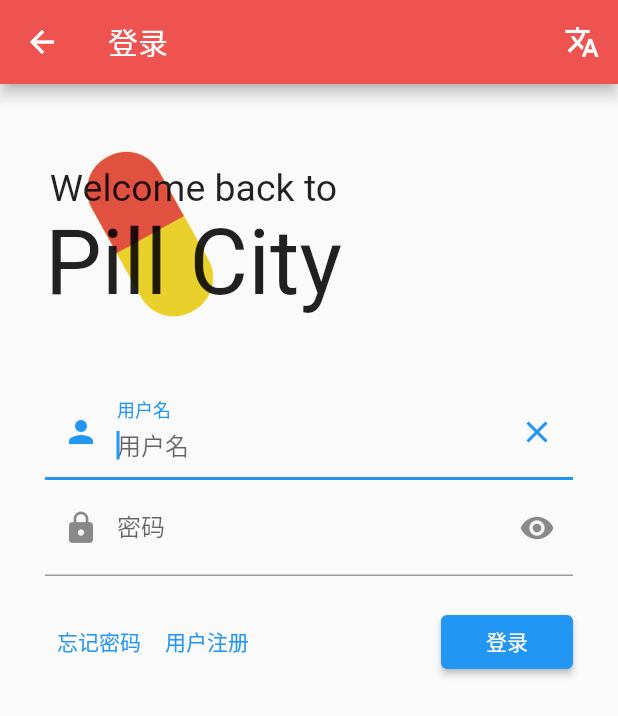
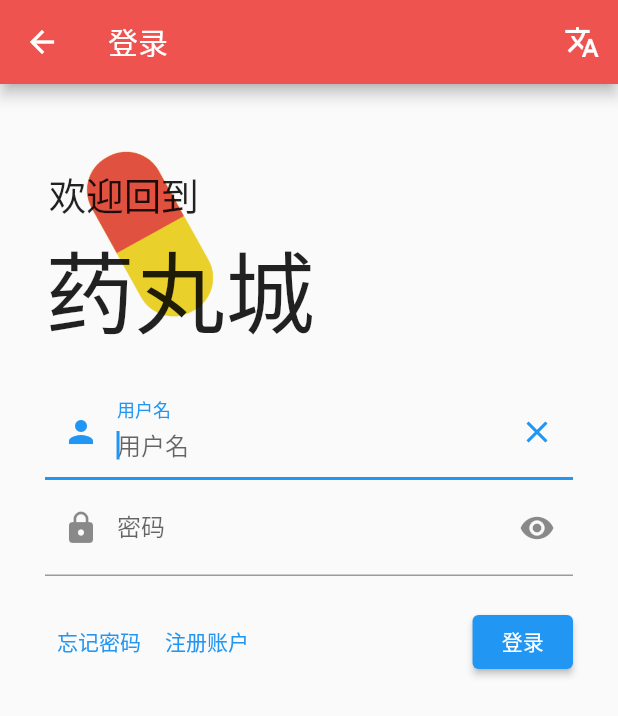
Before and after one commit to kagurazakayashi/pill-city-app, a Flutter app: the LoginViewController screen opened directly, on a phone screen of 412 x 824 dp. Shown: the top 716 px of the screen. Run offline on Flutter 3.47's test engine with Material 2 defaults, Android fonts, the phone set to English and light mode, and no system bars; our stand-ins replace bot_toast, dio, flutter_translate, package_info, shared_preferences; accounts and stored records are empty.

Commit message:
将多语言支持跟进到当前制作进度

```diff
--- a/lib/login/login_view.dart
+++ b/lib/login/login_view.dart
@@ -43,11 +43,11 @@ class LoginView extends State<LoginViewController>
   @override
   Widget build(BuildContext context) {
     _f.context ??= context;
-    String strUserName = '用户名';
-    String strPassword = '密码';
+    String strUserName = tr('login.username');
+    String strPassword = tr('login.password');
     return Scaffold(
       appBar: AppBar(
-        title: const Text('登录'),
+        title: Text(tr('login.signin')),
         backgroundColor: Colors.red[400],
         actions: <Widget>[
           langPopMenuBtn!,
@@ -72,18 +72,18 @@ class LoginView extends State<LoginViewController>
                 padding: const EdgeInsets.fromLTRB(30.0, 55.0, 0, 0),
                 child: Column(
                   mainAxisAlignment: MainAxisAlignment.start,
-                  children: const [
+                  children: [
                     Text(
-                      'Welcome back to',
+                      tr('login.welcome'),
                       textAlign: TextAlign.left,
-                      style: TextStyle(
+                      style: const TextStyle(
                         fontSize: 25.0,
                       ),
                     ),
                     Text(
-                      'Pill City',
+                      tr('login.appname'),
                       textAlign: TextAlign.left,
-                      style: TextStyle(
+                      style: const TextStyle(
                         fontSize: 60.0,
                       ),
                     ),
@@ -153,11 +153,11 @@ class LoginView extends State<LoginViewController>
                           children: [
                             TextButton(
                               onPressed: _f.btnForgetPassword,
-                              child: const Text('忘记密码'),
+                              child: Text(tr('login.forgot')),
                             ),
                             TextButton(
                               onPressed: _f.btnRegister,
-                              child: const Text('用户注册'),
+                              child: Text(tr('login.signup')),
                             ),
                           ],
                         ),
@@ -166,7 +166,7 @@ class LoginView extends State<LoginViewController>
                           children: [
                             ElevatedButton(
                               onPressed: btnLogin,
-                              child: const Text('　登录　'),
+                              child: Text(' ' + tr('login.signin') + ' '),
                             ),
                           ],
                         ),
```
Also changed, not shown: lib/common/i18n.dart (+80 -0 lines), lib/login/login_function.dart (+18 -53 lines).
